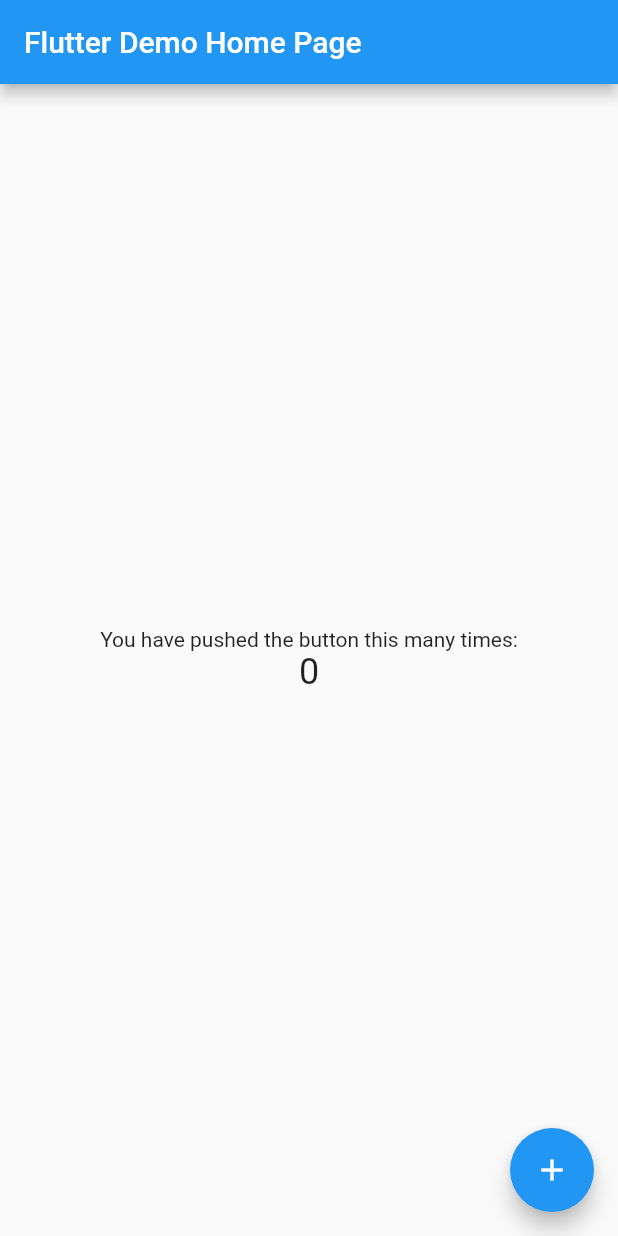
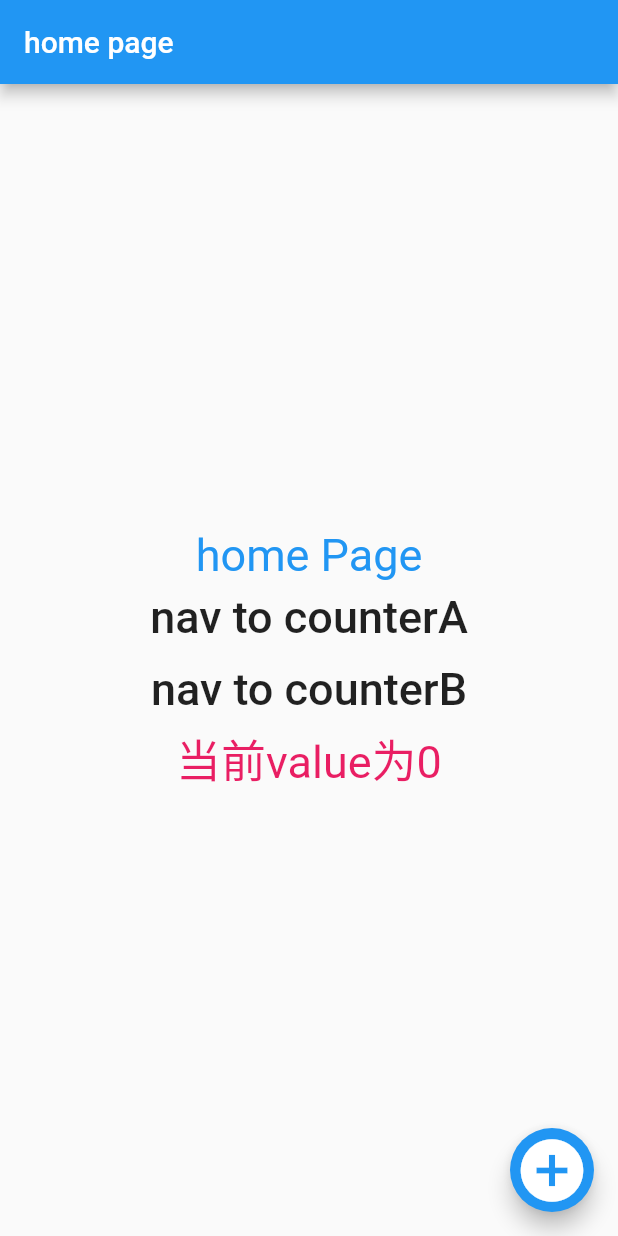
Before and after one commit to 80666881/flutter, a Flutter app: the screen it shows after launch, on a phone screen of 412 x 824 dp. Run offline on Flutter 3.47's test engine with Material 2 defaults, Android fonts, the phone set to English and light mode, and no system bars.

Commit message:
add provider & router

```diff
--- a/lib/main.dart
+++ b/lib/main.dart
@@ -1,90 +1,37 @@
 import 'package:flutter/material.dart';
 import 'package:provider/provider.dart';
-
+import 'routes/index.dart' show routes;
+import 'model/counterModel.dart';
 void main() {
-  runApp(
-    // Provide the model to all widgets within the app. We're using
-    // ChangeNotifierProvider because that's a simple way to rebuild
-    // widgets when a model changes. We could also just use
-    // Provider, but then we would have to listen to Counter ourselves.
-    //
-    // Read Provider's docs to learn about all the available providers.
-    ChangeNotifierProvider(
-      // Initialize the model in the builder. That way, Provider
-      // can own Counter's lifecycle, making sure to call `dispose`
-      // when not needed anymore.
-      create: (context) => Counter(),
-      child: MyApp(),
-    ),
-  );
+  runApp(MultiProvider(
+    providers: [ChangeNotifierProvider(create: (context) => counterModel())],
+    child: MyAppHome(),
+  ));
 }
 
-/// Simplest possible model, with just one field.
-///
-/// [ChangeNotifier] is a class in `flutter:foundation`. [Counter] does
-/// _not_ depend on Provider.
-class Counter with ChangeNotifier {
-  int value = 0;
-
-  void increment() {
-    value += 1;
-    notifyListeners();
-  }
-}
-
-class MyApp extends StatelessWidget {
+class MyAppHome extends StatelessWidget {
   @override
   Widget build(BuildContext context) {
+    // TODO: implement build
     return MaterialApp(
-      title: 'Flutter Demo',
-      theme: ThemeData(
-        primarySwatch: Colors.blue,
-      ),
-      home: MyHomePage(),
+      onGenerateRoute: (RouteSettings settings){
+        return MaterialPageRoute(builder: (context){
+          String routeName = settings.name;
+          Map args = settings.arguments;
+          print('routeName,$routeName');
+          print('args,$args');
+          print('routes,$routes');
+
+          // 如果访问的路由页需要登录，但当前未登录，则直接返回登录页路由，
+          // 引导用户登录；其它情况则正常打开路由。
+          if(routes.containsKey(routeName)){
+            var func = routes[routeName];
+            return func(context,arguments:args);
+          }else{
+            return Text('找不到该页面');
+          }
+        });
+      },
     );
   }
 }
-
-class MyHomePage extends StatelessWidget {
-  @override
-  Widget build(BuildContext context) {
-    return Scaffold(
-      appBar: AppBar(
-        title: Text('Flutter Demo Home Page'),
-      ),
-      body: Center(
-        child: Column(
-          mainAxisAlignment: MainAxisAlignment.center,
-          children: <Widget>[
-            Text('You have pushed the button this many times:'),
-            // Consumer looks for an ancestor Provider widget
-            // and retrieves its model (Counter, in this case).
-            // Then it uses that model to build widgets, and will trigger
-            // rebuilds if the model is updated.
-            Consumer<Counter>(
-              builder: (context, counter, child) => Text(
-                '${counter.value}',
-                style: Theme.of(context).textTheme.headline,
-              ),
-            ),
-          ],
-        ),
-      ),
-      floatingActionButton: FloatingActionButton(
-        // Provider.of is another way to access the model object held
-        // by an ancestor Provider. By default, even this listens to
-        // changes in the model, and rebuilds the whole encompassing widget
-        // when notified.
-        //
-        // By using `listen: false` below, we are disabling that
-        // behavior. We are only calling a function here, and so we don't care
-        // about the current value. Without `listen: false`, we'd be rebuilding
-        // the whole MyHomePage whenever Counter notifies listeners.
-        onPressed: () =>
-            Provider.of<Counter>(context, listen: false).increment(),
-        tooltip: 'Increment',
-        child: Icon(Icons.add),
-      ),
-    );
-  }
-}
--- /dev/null
+++ b/lib/model/counterModel.dart
@@ -0,0 +1,17 @@
+import 'package:flutter/material.dart';
+
+class counterModel with ChangeNotifier{
+  int value = 0;
+  void increment(){
+    value+=1;
+    notifyListeners();
+  }
+  void clear(){
+    value=0;
+    notifyListeners();
+  }
+  void decrement(){
+    value-=1;
+    notifyListeners();
+  }
+}
--- /dev/null
+++ b/lib/pages/counterA.dart
@@ -0,0 +1,29 @@
+import 'package:flutter/cupertino.dart';
+import 'package:flutter/material.dart';
+import 'package:hello_world/model/counterModel.dart';
+import 'package:provider/provider.dart';
+
+class CounterA extends StatelessWidget {
+  @override
+  Widget build(BuildContext context) {
+    return Scaffold(
+        appBar: AppBar(
+          title: Text('home page'),
+        ),
+        body: Container(
+            child: Column(
+          children: <Widget>[
+            Text('CounterA'),
+            Consumer<counterModel>(builder: (context, counter, child) {
+              return Container(
+                  margin: EdgeInsets.only(top: 100),
+                  child: Text(
+                    '当前的counter_${counter.value}',
+                    style: TextStyle(
+                        color: Color.fromRGBO(150, 100, 100, 1), fontSize: 50),
+                  ));
+            })
+          ],
+        )));
+  }
+}
--- /dev/null
+++ b/lib/pages/homePage.dart
@@ -0,0 +1,58 @@
+import 'package:flutter/cupertino.dart';
+import 'package:flutter/material.dart';
+import 'package:hello_world/model/counterModel.dart';
+import 'package:provider/provider.dart';
+
+class HomePage extends StatelessWidget {
+  @override
+  Widget build(BuildContext context) {
+    return Scaffold(
+        appBar: AppBar(
+          title: Text('home page'),
+        ),
+        body: Center(
+            child: Column(
+          mainAxisAlignment: MainAxisAlignment.center,
+          children: <Widget>[
+            Text('home Page',
+                style: TextStyle(color: Colors.blue, fontSize: 30)),
+            FlatButton(
+              child:Text('nav to counterA',
+                style: TextStyle(
+                  fontSize: 30
+                ),
+              ),
+              onPressed: () async{
+                Navigator.of(context).pushNamed('/counterA');
+              },
+            ),
+            FlatButton(
+              child:Text('nav to counterB',
+                style: TextStyle(
+                    fontSize: 30
+                ),
+              ),
+              onPressed: () async{
+                Navigator.of(context).pushNamed('/counterB',arguments:{'title':'从homePage携带过来的参数'});
+              },
+            ),
+            Consumer<counterModel>(
+              builder: (context,counter,child)=>Text(
+                '当前value为${counter.value}',
+                style: TextStyle(
+                  color: Colors.pink,
+                  fontSize: 30
+                ),
+              ),
+            )
+          ],
+        )),
+        floatingActionButton: FloatingActionButton(
+            onPressed: Provider.of<counterModel>(context).increment,
+            child: Icon(
+              Icons.add_circle,
+              size: 50,
+            )),
+    );
+  }
+}
--- /dev/null
+++ b/lib/routes/index.dart
@@ -0,0 +1,14 @@
+
+
+//定义路由表
+import 'package:hello_world/pages/counterA.dart';
+import 'package:hello_world/pages/counterB.dart';
+import 'package:hello_world/pages/homePage.dart';
+
+final routes = {
+  '/': (context, {arguments}) => HomePage(),
+  //不带参数路由
+  '/counterA': (context, {arguments}) => CounterA(),
+  //带参数路由
+  '/counterB':(context, {arguments}) => CounterB(arguments: arguments)
+};
```
Also changed, not shown: lib/pages/counterB.dart (added, +30 -0 lines), 1 other file.
